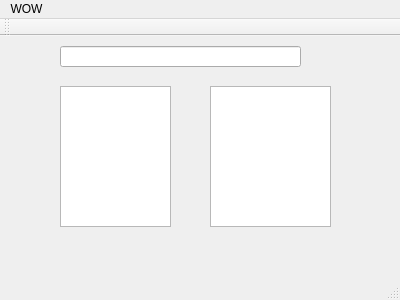
Before: the Qt Designer form mainwindow.ui in fclay/Gleason-Senior-Project, drawn with Qt 5.
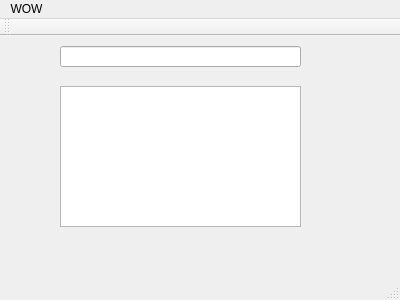
After: the same form once the commit is applied.

Patch:
```diff
--- a/mainwindow.ui
+++ b/mainwindow.ui
@@ -24,28 +24,12 @@
      </rect>
     </property>
    </widget>
-   <widget class="QTextEdit" name="textOut">
-    <property name="enabled">
-     <bool>true</bool>
-    </property>
-    <property name="geometry">
-     <rect>
-      <x>60</x>
-      <y>50</y>
-      <width>111</width>
-      <height>141</height>
-     </rect>
-    </property>
-    <property name="readOnly">
-     <bool>true</bool>
-    </property>
-   </widget>
    <widget class="QListView" name="listView">
     <property name="geometry">
      <rect>
-      <x>210</x>
+      <x>60</x>
       <y>50</y>
-      <width>121</width>
+      <width>241</width>
       <height>141</height>
      </rect>
     </property>
```
Left out of the diff: 6 changed lines with no effect on the pictures.
